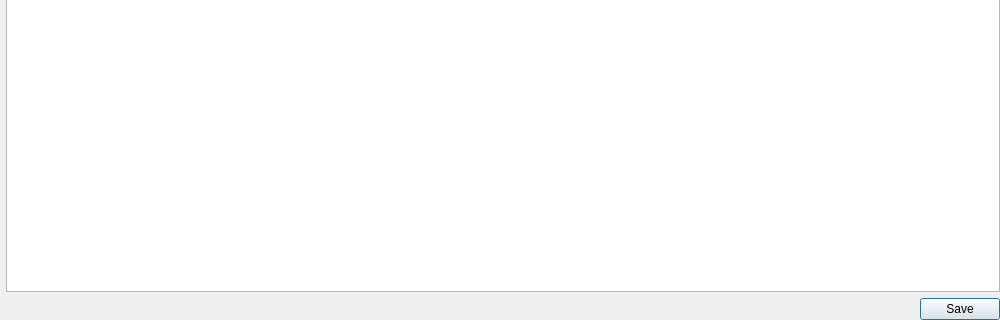
The window that src/Sigil/Form_Files/ReportsClassesInHTMLFilesWidget.ui (Sigil-Ebook/Sigil) describes before a commit, drawn with Qt 5; both pictures show x 0 to 1000 and y 280 to 600 of the 1000 by 600 pixel window.
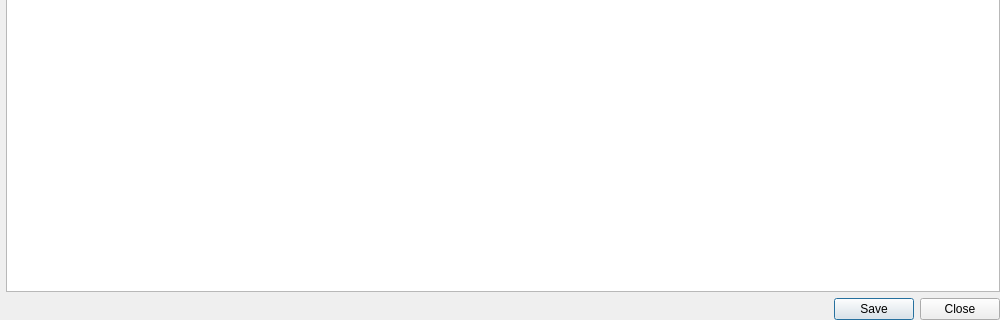
The same window after the commit.

Commit message: Add close buttons to a few dialogs for consistency.

The edit to the form file:
```diff
--- a/src/Sigil/Form_Files/ReportsClassesInHTMLFilesWidget.ui
+++ b/src/Sigil/Form_Files/ReportsClassesInHTMLFilesWidget.ui
@@ -71,7 +71,7 @@
    <item>
     <widget class="QDialogButtonBox" name="buttonBox">
      <property name="standardButtons">
-      <set>QDialogButtonBox::Save</set>
+      <set>QDialogButtonBox::Close|QDialogButtonBox::Save</set>
      </property>
     </widget>
    </item>
```
The commit also changes 21 other files.
